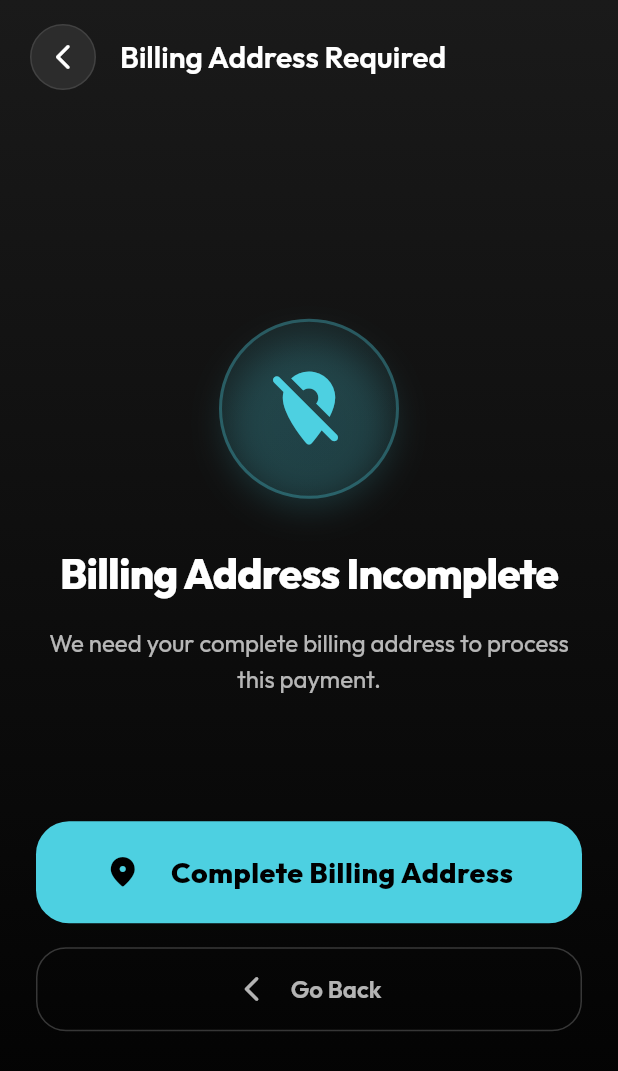
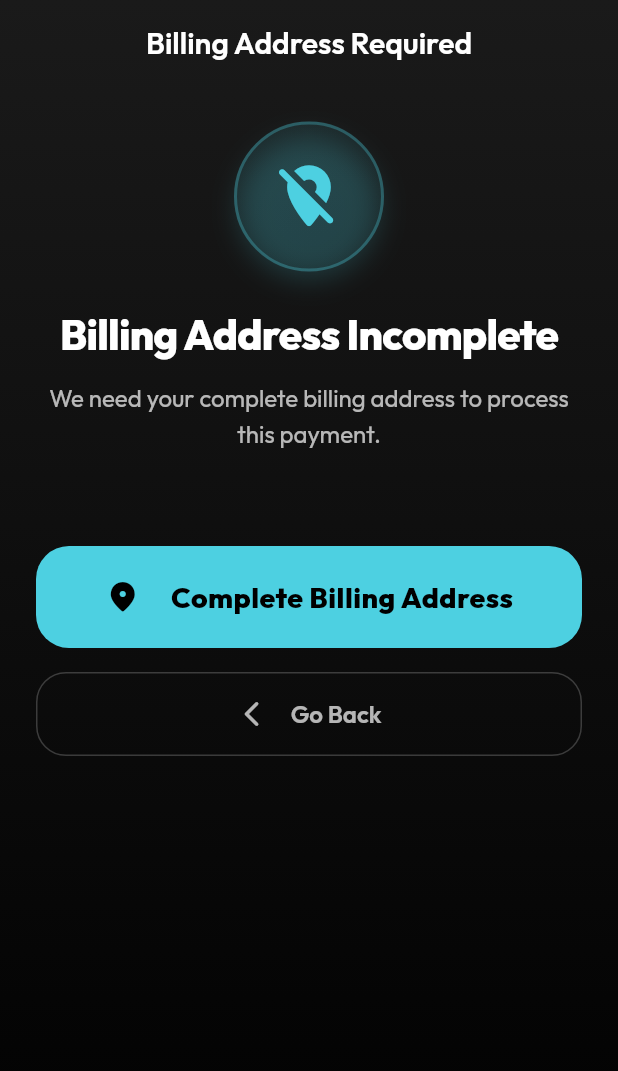
Before and after one commit to landerlopez1992-cyber/LandGo-Travel, a Flutter app: the BillingAddressErrorPageWidget screen opened by its route, on a phone screen of 412 x 824 dp. Shown: the top 1071 px of the screen. Run offline on Flutter 3.47's test engine with Material 3 defaults, Android fonts, the phone set to English and light mode, and no system bars; drawn by our look-alikes of auto_size_text; our stand-ins replace cached_network_image, cloud_firestore, dropdown_button2, firebase_core, font_awesome_flutter, from_css_color and 10 more; missing offline and left inert: flutter_stripe, json_path; accounts and stored records are empty; network calls fail; project files that could hold a hidden picture were left out.

Commit message:
Fix: Remove duplicate back button from billing address error screen
- Remove back button from header, keep only the 'Go Back' button at bottom
- Center the header title
- Reduce icon size and spacing to prevent overflow
- Add SingleChildScrollView to handle content overflow
- Remove unused import to fix linter warnings
- Improve layout and user experience

```diff
--- a/lib/pages/billing_address_error_page/billing_address_error_page_widget.dart
+++ b/lib/pages/billing_address_error_page/billing_address_error_page_widget.dart
@@ -1,4 +1,3 @@
-import '/flutter_flow/flutter_flow_theme.dart';
 import '/flutter_flow/flutter_flow_util.dart';
 import '/flutter_flow/flutter_flow_widgets.dart';
 import 'package:flutter/material.dart';
@@ -63,11 +62,12 @@ class _BillingAddressErrorPageWidgetState
             ),
             child: Column(
               children: [
-                // Header con botón de regreso
+                // Header sin botón de regreso
                 _buildHeader(),
 
                 // Contenido principal
                 Expanded(
+                  child: SingleChildScrollView(
                     child: Padding(
                       padding: const EdgeInsets.all(24.0),
                       child: Column(
@@ -75,25 +75,26 @@ class _BillingAddressErrorPageWidgetState
                         children: [
                           // Icono de error
                           _buildErrorIcon(),
-                        const SizedBox(height: 32),
+                          const SizedBox(height: 24),
 
                           // Título
                           _buildTitle(),
-                        const SizedBox(height: 16),
+                          const SizedBox(height: 12),
 
                           // Descripción
                           _buildDescription(),
-                        const SizedBox(height: 24),
+                          const SizedBox(height: 20),
 
                           // Campos faltantes
                           if (widget.missingFields != null && widget.missingFields!.isNotEmpty)
                             _buildMissingFields(),
 
-                        const SizedBox(height: 48),
+                          const SizedBox(height: 32),
 
                           // Botones de acción
                           _buildActionButtons(),
                         ],
+                      ),
                     ),
                   ),
                 ),
@@ -108,35 +109,8 @@ class _BillingAddressErrorPageWidgetState
   Widget _buildHeader() {
     return Container(
       padding: const EdgeInsets.symmetric(horizontal: 20, vertical: 16),
-      child: Row(
-        children: [
-          // Botón de regreso
-          GestureDetector(
-            onTap: () {
-              Navigator.of(context).pop();
-            },
-            child: Container(
-              width: 44,
-              height: 44,
-              decoration: BoxDecoration(
-                color: const Color(0xFF2C2C2C),
-                borderRadius: BorderRadius.circular(22),
-                border: Border.all(
-                  color: Colors.white.withOpacity(0.1),
-                  width: 1,
-                ),
-              ),
-              child: const Icon(
-                Icons.arrow_back_ios_new_rounded,
-                color: Colors.white,
-                size: 20,
-              ),
-            ),
-          ),
-          const SizedBox(width: 16),
-
-          // Título del header
-          Text(
+      child: Center(
+        child: Text(
           'Billing Address Required',
           style: GoogleFonts.outfit(
             color: Colors.white,
@@ -144,15 +118,14 @@ class _BillingAddressErrorPageWidgetState
             fontWeight: FontWeight.w600,
           ),
         ),
-        ],
       ),
     );
   }
 
   Widget _buildErrorIcon() {
     return Container(
-      width: 120,
-      height: 120,
+      width: 100,
+      height: 100,
       decoration: BoxDecoration(
         gradient: LinearGradient(
           begin: Alignment.topLeft,
@@ -162,7 +135,7 @@ class _BillingAddressErrorPageWidgetState
             const Color(0xFF4DD0E1).withOpacity(0.05),
           ],
         ),
-        borderRadius: BorderRadius.circular(60),
+        borderRadius: BorderRadius.circular(50),
         border: Border.all(
           color: const Color(0xFF4DD0E1).withOpacity(0.3),
           width: 2,
@@ -170,16 +143,16 @@ class _BillingAddressErrorPageWidgetState
         boxShadow: [
           BoxShadow(
             color: const Color(0xFF4DD0E1).withOpacity(0.2),
-            blurRadius: 20,
-            offset: const Offset(0, 10),
-            spreadRadius: -5,
+            blurRadius: 15,
+            offset: const Offset(0, 8),
+            spreadRadius: -3,
           ),
         ],
       ),
       child: const Icon(
         Icons.location_off_rounded,
         color: Color(0xFF4DD0E1),
-        size: 60,
+        size: 50,
       ),
     );
   }
```
Lines whose indentation alone changed are shown as unchanged.
